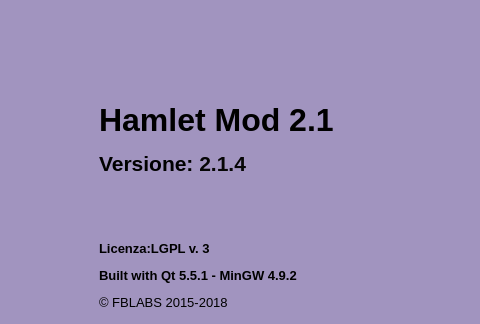
Qt form mainwindow.ui (fblabs/hamlet-mod-sancon) before a commit; both pictures show x 324 to 804 and y 0 to 324 of the 979 by 780 pixel window.
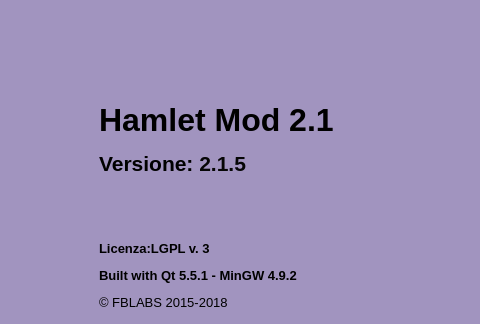
The same form after that commit. Icons and pictures are not drawn.

What changed in the file:
```diff
--- a/mainwindow.ui
+++ b/mainwindow.ui
@@ -539,7 +539,7 @@
       <item>
        <widget class="QLabel" name="label_2">
         <property name="text">
-         <string>&lt;html&gt;&lt;head/&gt;&lt;body&gt;&lt;p&gt;&lt;span style=&quot; font-size:24pt; font-weight:600;&quot;&gt;Hamlet Mod 2.1&lt;/span&gt;&lt;/p&gt;&lt;p&gt;&lt;span style=&quot; font-size:16pt; font-weight:600;&quot;&gt;Versione: &lt;/span&gt;&lt;span style=&quot; font-size:16pt; font-weight:600; color:#060606;&quot;&gt;2.1.4&lt;/span&gt;&lt;br/&gt;&lt;/p&gt;&lt;p&gt;&lt;br/&gt;&lt;/p&gt;&lt;p&gt;&lt;span style=&quot; font-size:10pt; font-weight:600;&quot;&gt;Licenza:LGPL v. 3&lt;/span&gt;&lt;/p&gt;&lt;p&gt;&lt;span style=&quot; font-size:10pt; font-weight:600;&quot;&gt;Built with Qt 5.5.1 - MinGW 4.9.2&lt;/span&gt;&lt;/p&gt;&lt;p&gt;&lt;span style=&quot; font-size:10pt;&quot;&gt;© FBLABS 2015-2018&lt;/span&gt;&lt;/p&gt;&lt;p&gt;&lt;a href=&quot;https://www.github.com/fblabs/hamlet-mod-sancon&quot;&gt;&lt;span style=&quot; text-decoration: underline; color:#0000ff;&quot;&gt;Sorgenti (github)&lt;/span&gt;&lt;/a&gt;&lt;/p&gt;&lt;/body&gt;&lt;/html&gt;</string>
+         <string>&lt;html&gt;&lt;head/&gt;&lt;body&gt;&lt;p&gt;&lt;span style=&quot; font-size:24pt; font-weight:600;&quot;&gt;Hamlet Mod 2.1&lt;/span&gt;&lt;/p&gt;&lt;p&gt;&lt;span style=&quot; font-size:16pt; font-weight:600;&quot;&gt;Versione: &lt;/span&gt;&lt;span style=&quot; font-size:16pt; font-weight:600; color:#060606;&quot;&gt;2.1.5&lt;/span&gt;&lt;br/&gt;&lt;/p&gt;&lt;p&gt;&lt;br/&gt;&lt;/p&gt;&lt;p&gt;&lt;span style=&quot; font-size:10pt; font-weight:600;&quot;&gt;Licenza:LGPL v. 3&lt;/span&gt;&lt;/p&gt;&lt;p&gt;&lt;span style=&quot; font-size:10pt; font-weight:600;&quot;&gt;Built with Qt 5.5.1 - MinGW 4.9.2&lt;/span&gt;&lt;/p&gt;&lt;p&gt;&lt;span style=&quot; font-size:10pt;&quot;&gt;© FBLABS 2015-2018&lt;/span&gt;&lt;/p&gt;&lt;p&gt;&lt;a href=&quot;https://www.github.com/fblabs/hamlet-mod-sancon&quot;&gt;&lt;span style=&quot; text-decoration: underline; color:#0000ff;&quot;&gt;Sorgenti (github)&lt;/span&gt;&lt;/a&gt;&lt;/p&gt;&lt;/body&gt;&lt;/html&gt;</string>
         </property>
         <property name="scaledContents">
          <bool>false</bool>
```
